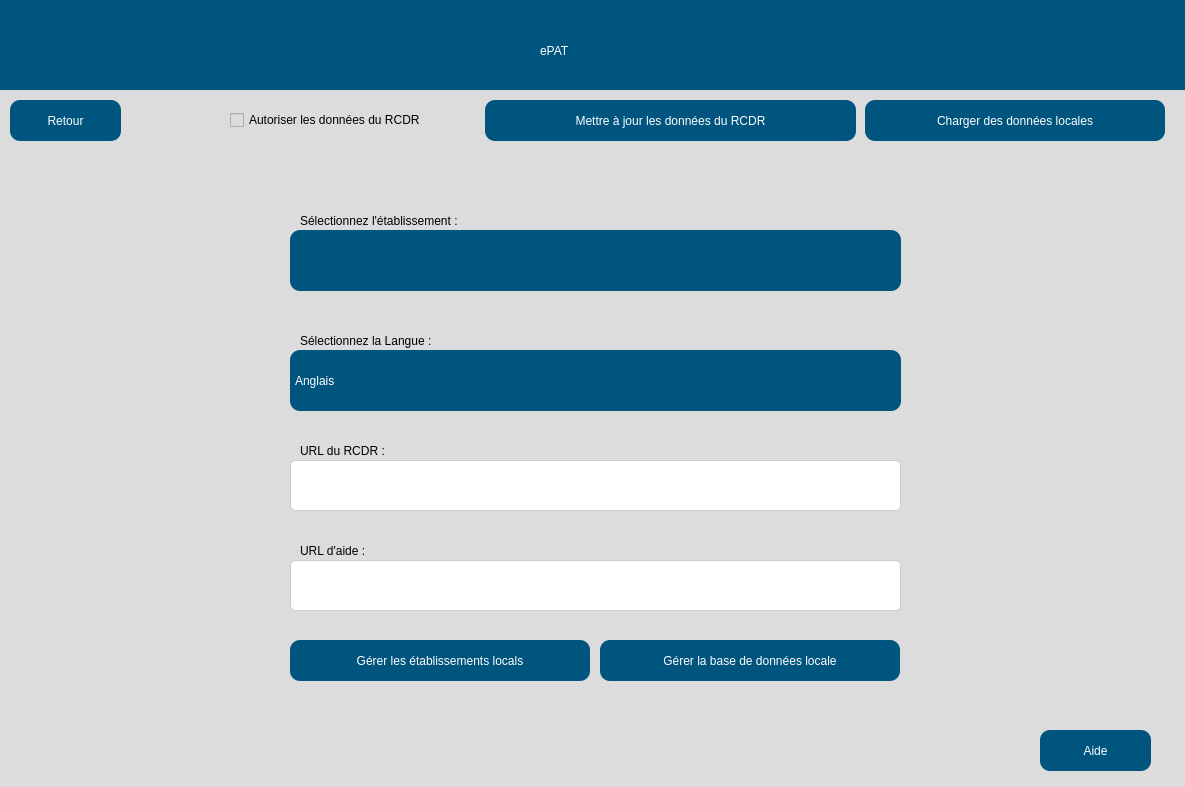
The window that src/user_interface/french_settingsPage.ui (eppenney/eBook-Perpetual-Access-Rights-Tracker) describes before a commit, drawn with Qt 5.
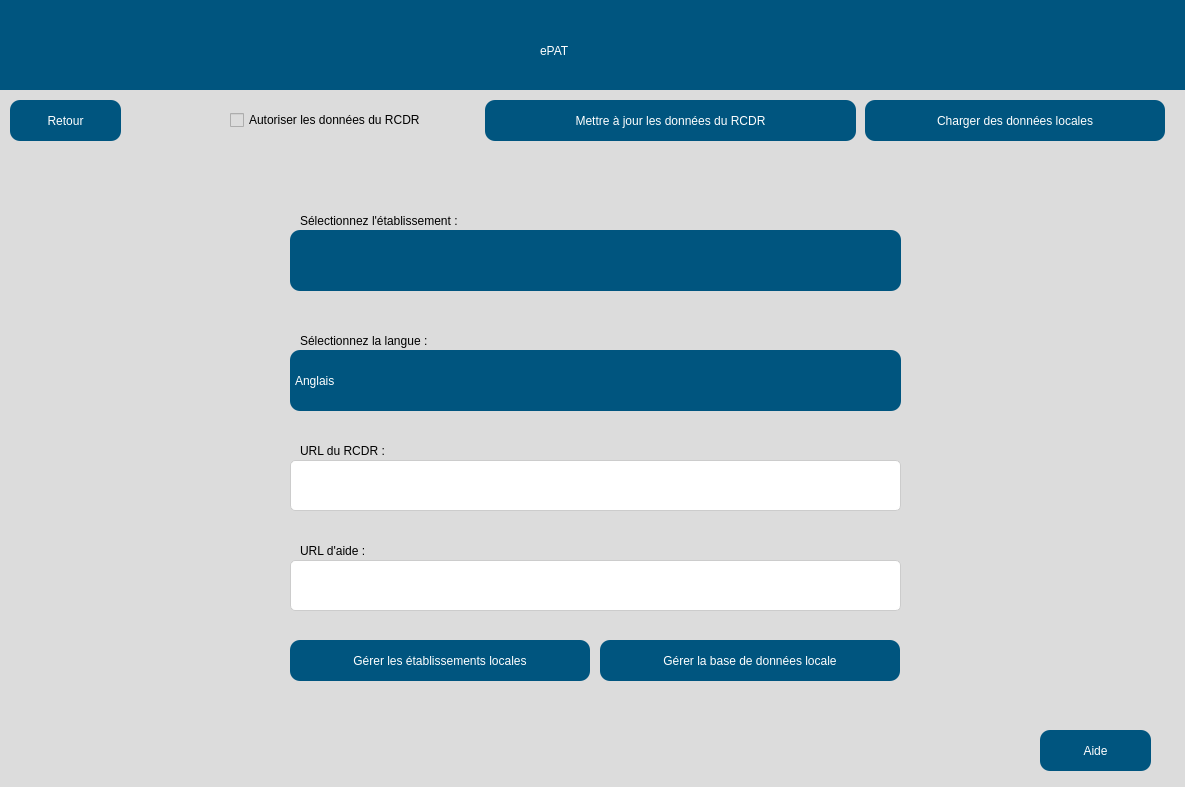
The same window after the commit. Icons and pictures are not drawn.

```diff
--- a/src/user_interface/french_settingsPage.ui
+++ b/src/user_interface/french_settingsPage.ui
@@ -158,7 +158,7 @@
      <rect>
       <x>310</x>
       <y>200</y>
-      <width>240</width>
+      <width>245</width>
       <height>41</height>
      </rect>
     </property>
@@ -237,7 +237,7 @@
 color: black;</string>
     </property>
     <property name="text">
-     <string>Sélectionnez la Langue :</string>
+     <string>Sélectionnez la langue :</string>
     </property>
    </widget>
    <widget class="QComboBox" name="languageSetting">
@@ -505,7 +505,7 @@
         </string>
     </property>
     <property name="text">
-     <string>Gérer les établissements locals</string>
+     <string>Gérer les établissements locales</string>
     </property>
    </widget>
    <widget class="QCheckBox" name="allowCRKNData">
```
